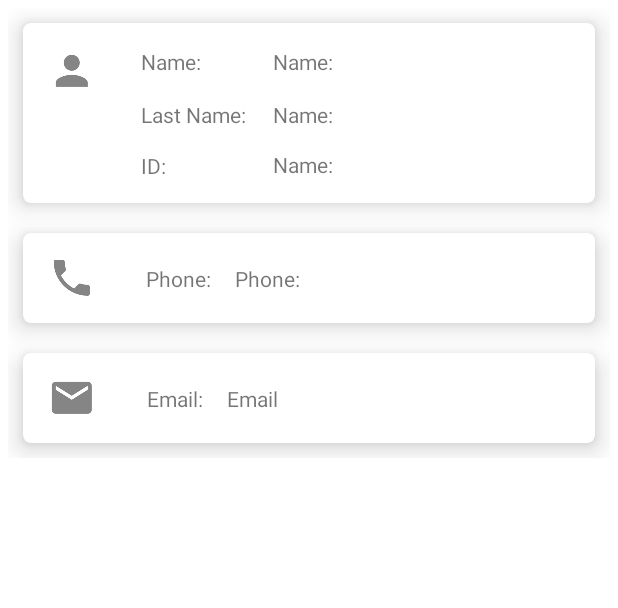
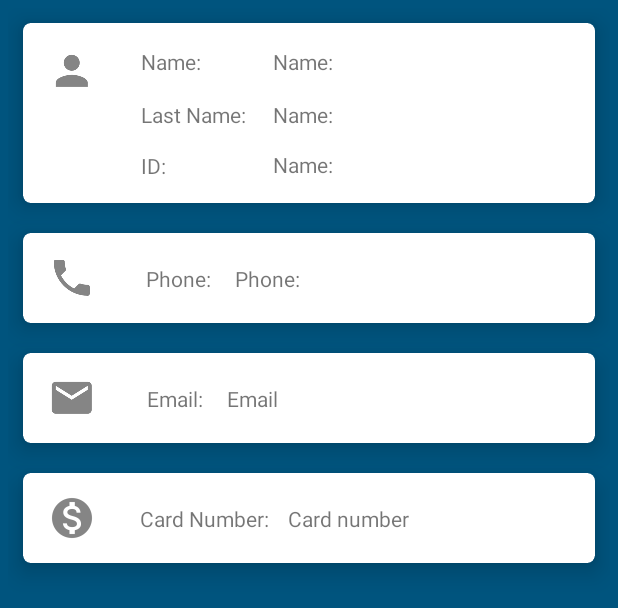
Before and after one commit to megoan/MyApplication2, an Android app: the layout activity_client.xml on its own in the app's theme, with its tools: preview values and no code run, on a phone screen of 412 x 824 dp. Shown: the top 608 px of the screen. Run offline under Robolectric (Android 15) with nearby library versions, the phone set to English and light mode, and no system bars.

Commit message:
update: 13/11/17 14:11

```diff
--- a/app/src/main/java/com/example/shmuel/myapplication/controller/Clients/ClientActivity.java
+++ b/app/src/main/java/com/example/shmuel/myapplication/controller/Clients/ClientActivity.java
@@ -36,18 +36,21 @@ public class ClientActivity extends AppCompatActivity {
         String phone=intent.getStringExtra("phone");
         String email=intent.getStringExtra("email");
         id=intent.getIntExtra("id",-1);
+        String creditCardNum=intent.getStringExtra("credit");
 
         TextView nameclient =(TextView)findViewById(R.id.nameclient);
         TextView lastnameclient =(TextView)findViewById(R.id.last_name_client);
         TextView idclient =(TextView)findViewById(R.id.id_client);
         TextView phoneclient =(TextView)findViewById(R.id.phoneClient);
         TextView emailclient =(TextView)findViewById(R.id.emailClient);
+        TextView credit=(TextView)findViewById(R.id.creditClient);
 
         nameclient.setText(name);
         lastnameclient.setText(lastName);
         idclient.setText("#"+String.valueOf(id));
         phoneclient.setText(phone);
         emailclient.setText(email);
+        credit.setText(creditCardNum);
         actionMode.setTitle(name+" "+lastName);
     }
     public class MyActionModeCallbackClient implements ActionMode.Callback{
--- a/app/src/main/java/com/example/shmuel/myapplication/controller/Clients/ClientRecyclerViewAdapter.java
+++ b/app/src/main/java/com/example/shmuel/myapplication/controller/Clients/ClientRecyclerViewAdapter.java
@@ -87,6 +87,7 @@ public class ClientRecyclerViewAdapter extends RecyclerView.Adapter<ClientRecycl
                     intent.putExtra("id",client.getId());
                     intent.putExtra("phone",client.getPhoneNum());
                     intent.putExtra("email",client.getEmailAddress());
+                    intent.putExtra("credit",client.getCreditCardNum());
                     ((Activity)mContext).startActivity(intent);
                 }
 
--- a/app/src/main/java/com/example/shmuel/myapplication/controller/carmodels/CarModelsFragment.java
+++ b/app/src/main/java/com/example/shmuel/myapplication/controller/carmodels/CarModelsFragment.java
@@ -33,7 +33,7 @@ public class CarModelsFragment extends Fragment {
                              Bundle savedInstanceState) {
         // Inflate the layout for this fragment
         backEndFunc= FactoryMethod.getBackEndFunc(DataSourceType.DATA_LIST);
-        //carModels=new ArrayList<>(backEndFunc.getAllCarModels());
+        carModels=new ArrayList<>(backEndFunc.getAllCarModels());
         View view1=inflater.inflate(R.layout.recycle_view_layout, container, false);
         recyclerView= view1.findViewById(R.id.recycleView);
         mAdapter=new CarCompaniesInnerRecyclerViewAdapter(backEndFunc.getAllCarModels(),getActivity());
--- a/app/src/main/res/layout/activity_client.xml
+++ b/app/src/main/res/layout/activity_client.xml
@@ -6,7 +6,8 @@
     xmlns:tools="http://schemas.android.com/tools"
     tools:context="com.example.shmuel.myapplication.controller.Clients.ClientActivity"
     android:layout_width="match_parent"
-    android:layout_height="wrap_content"
+    android:layout_height="match_parent"
+    android:background="@color/colorPrimary"
     android:padding="5dp"
     android:layout_marginTop="0dp"
     >
@@ -264,4 +265,65 @@
                 app:layout_constraintVertical_bias="0.586" />
         </android.support.constraint.ConstraintLayout>
     </android.support.v7.widget.CardView>
+    <android.support.v7.widget.CardView
+        android:layout_width="match_parent"
+        android:layout_height="60dp"
+        app:cardElevation="10dp"
+        app:cardCornerRadius="5dp"
+        android:layout_margin="10dp"
+        app:cardBackgroundColor="@color/white"
+        >
+
+        <android.support.constraint.ConstraintLayout
+            android:layout_width="match_parent"
+            android:layout_height="match_parent">
+
+            <ImageView
+                android:id="@+id/imageView6"
+                android:layout_width="wrap_content"
+                android:layout_height="wrap_content"
+                android:layout_marginBottom="8dp"
+                android:layout_marginEnd="8dp"
+                android:layout_marginStart="8dp"
+                android:layout_marginTop="8dp"
+                android:src="@drawable/ic_credit_card"
+                app:layout_constraintBottom_toBottomOf="parent"
+                app:layout_constraintEnd_toEndOf="parent"
+                app:layout_constraintHorizontal_bias="0.025"
+                app:layout_constraintStart_toStartOf="parent"
+                app:layout_constraintTop_toTopOf="parent" />
+
+            <TextView
+                android:id="@+id/credit"
+                android:layout_width="wrap_content"
+                android:layout_height="wrap_content"
+                android:layout_marginBottom="8dp"
+                android:layout_marginEnd="8dp"
+                android:layout_marginStart="8dp"
+                android:layout_marginTop="4dp"
+                android:text="Card Number:"
+                app:layout_constraintBottom_toBottomOf="parent"
+                app:layout_constraintEnd_toEndOf="parent"
+                app:layout_constraintHorizontal_bias="0.093"
+                app:layout_constraintStart_toEndOf="@+id/imageView6"
+                app:layout_constraintTop_toTopOf="parent"
+                app:layout_constraintVertical_bias="0.586" />
+
+            <TextView
+                android:id="@+id/creditClient"
+                android:layout_width="wrap_content"
+                android:layout_height="wrap_content"
+                android:layout_marginBottom="8dp"
+                android:layout_marginEnd="8dp"
+                android:layout_marginStart="8dp"
+                android:layout_marginTop="4dp"
+                android:text="Card number"
+                app:layout_constraintBottom_toBottomOf="parent"
+                app:layout_constraintEnd_toEndOf="parent"
+                app:layout_constraintHorizontal_bias="0.039"
+                app:layout_constraintStart_toEndOf="@+id/credit"
+                app:layout_constraintTop_toTopOf="parent"
+                app:layout_constraintVertical_bias="0.586" />
+        </android.support.constraint.ConstraintLayout>
+    </android.support.v7.widget.CardView>
 </LinearLayout>
--- a/app/src/main/res/values/colors.xml
+++ b/app/src/main/res/values/colors.xml
@@ -8,10 +8,10 @@
     <color name="buttonClickedLightBlue">#99DDFF</color>
     <color name="darkblue">#032356</color>
     <color name="lightblue">#bfe9ff</color>
-    <color name="fab_blue">#0c5d70</color>
-    <color name="fab_darkorange">#563800</color>
-    <color name="fab_darkgreen">#005622</color>
-    <color name="fab_darkred">#560000</color>
+    <color name="fab_blue">#0055ff</color>
+    <color name="fab_darkorange">#00b7ff</color>
+    <color name="fab_darkgreen">#00d126</color>
+    <color name="fab_darkred">#ff7700</color>
     <color name="background_material_light">#2c2c2c</color>
     <color name="darkText">#003639</color>
 </resources>
```
Also changed, not shown: app/src/main/res/drawable-hdpi/ic_credit_card.png (added), app/src/main/res/drawable-mdpi/ic_credit_card.png (added), app/src/main/res/drawable-xhdpi/ic_credit_card.png (added), app/src/main/res/drawable-xxhdpi/ic_credit_card.png (added).
